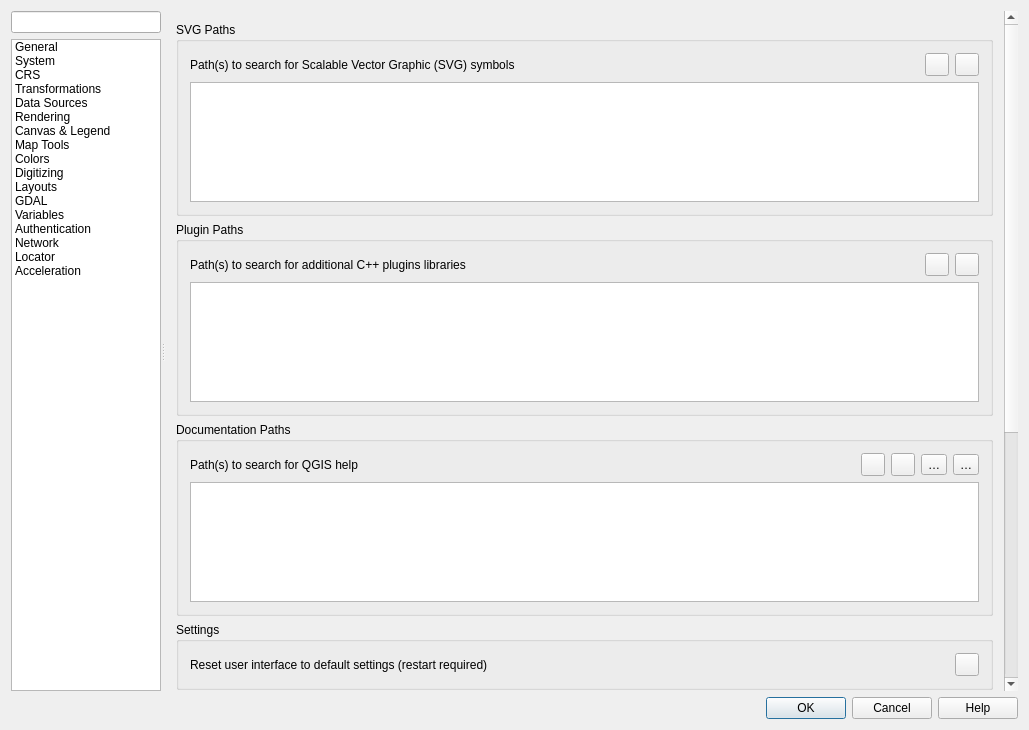
Old version of the form src/ui/qgsoptionsbase.ui in the repository qgis/QGIS.
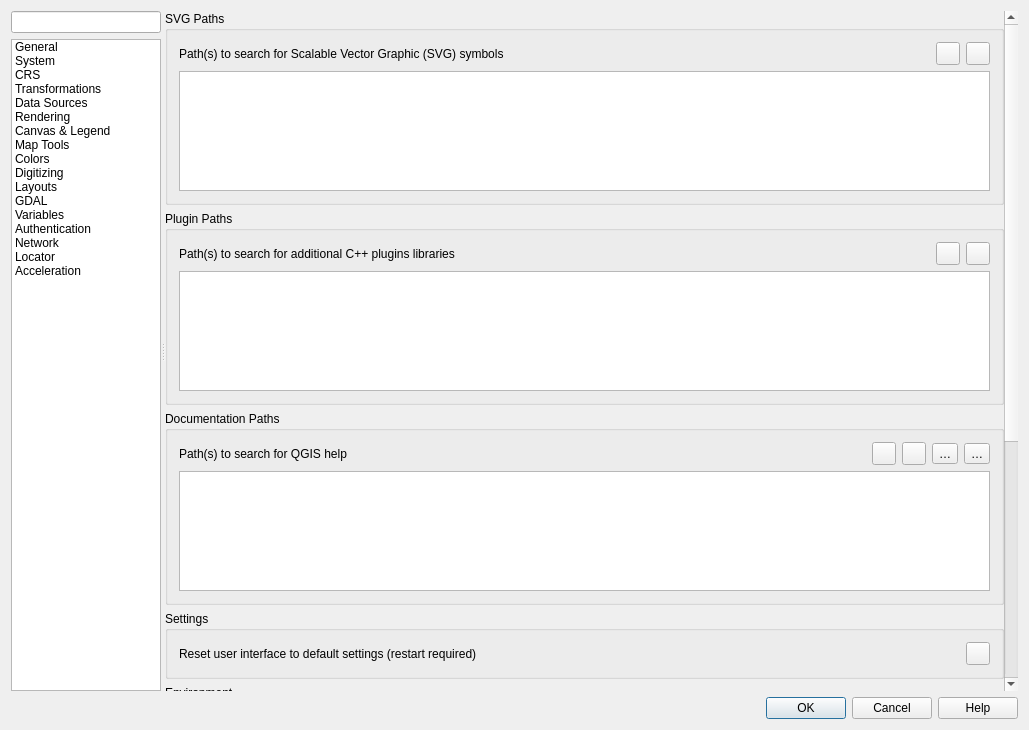
New version of the form. The open tabs and pages were chosen to show the change. Icons and pictures are not drawn. Custom widgets are drawn as their Qt base class.

Commit message: Cleanup inconsistent margins in options dialog

The edit to the form file:
```diff
--- a/src/ui/qgsoptionsbase.ui
+++ b/src/ui/qgsoptionsbase.ui
@@ -1121,11 +1121,23 @@
                <rect>
                 <x>0</x>
                 <y>0</y>
-                <width>604</width>
-                <height>1105</height>
+                <width>843</width>
+                <height>1084</height>
                </rect>
               </property>
               <layout class="QVBoxLayout" name="verticalLayout_22">
+               <property name="leftMargin">
+                <number>0</number>
+               </property>
+               <property name="topMargin">
+                <number>0</number>
+               </property>
+               <property name="rightMargin">
+                <number>0</number>
+               </property>
+               <property name="bottomMargin">
+                <number>0</number>
+               </property>
                <item>
                 <widget class="QgsCollapsibleGroupBox" name="groupBox_2">
                  <property name="title">
```
Left out of the diff: 234 changed lines with no effect on the pictures. The commit also changes 1 other file.
